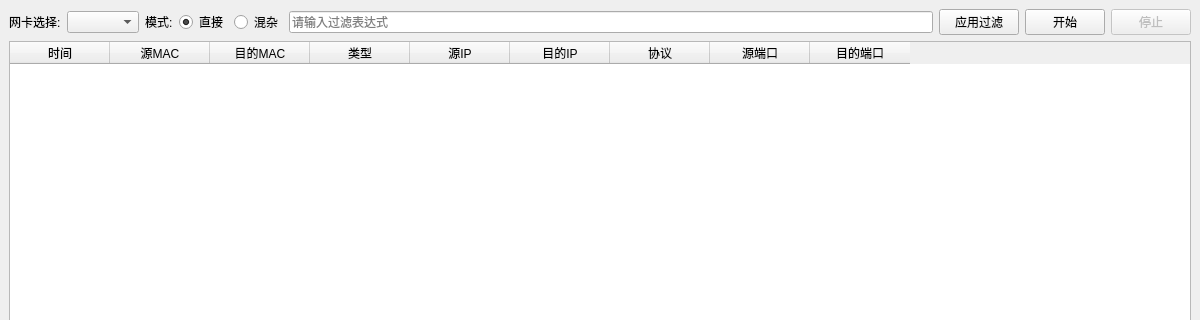
Old version of the form mainwindow.ui in the repository ZSXLCH/Capture; both pictures show x 0 to 1200 and y 0 to 320 of the 1200 by 800 pixel window.
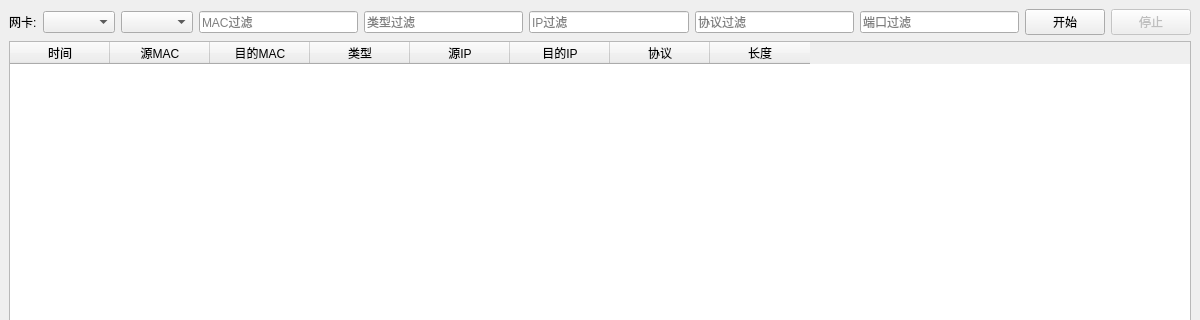
New version of the form.

Commit message: 修改mainwindow.ui文件，修复无法拖拽调整各区域大小的问题

```diff
--- a/mainwindow.ui
+++ b/mainwindow.ui
@@ -20,7 +20,7 @@
       <item>
        <widget class="QLabel" name="labelAdapter">
         <property name="text">
-         <string>网卡选择:</string>
+         <string>网卡:</string>
         </property>
        </widget>
       </item>
@@ -28,40 +28,40 @@
        <widget class="QComboBox" name="comboAdapter"/>
       </item>
       <item>
-       <widget class="QLabel" name="labelMode">
-        <property name="text">
-         <string>模式:</string>
+       <widget class="QComboBox" name="modeCombo"/>
+      </item>
+      <item>
+       <widget class="QLineEdit" name="macFilterEdit">
+        <property name="placeholderText">
+         <string>MAC过滤</string>
         </property>
        </widget>
       </item>
       <item>
-       <widget class="QRadioButton" name="radioDirect">
-        <property name="text">
-         <string>直接</string>
+       <widget class="QLineEdit" name="ethTypeFilterEdit">
+        <property name="placeholderText">
+         <string>类型过滤</string>
         </property>
-        <property name="checked">
-         <bool>true</bool>
-        </property>
        </widget>
       </item>
       <item>
-       <widget class="QRadioButton" name="radioPromiscuous">
-        <property name="text">
-         <string>混杂</string>
+       <widget class="QLineEdit" name="ipFilterEdit">
+        <property name="placeholderText">
+         <string>IP过滤</string>
         </property>
        </widget>
       </item>
       <item>
        <widget class="QLineEdit" name="editFilterExpr">
         <property name="placeholderText">
-         <string>请输入过滤表达式</string>
+         <string>协议过滤</string>
         </property>
        </widget>
       </item>
       <item>
-       <widget class="QPushButton" name="btnApplyFilter">
-        <property name="text">
-         <string>应用过滤</string>
+       <widget class="QLineEdit" name="portFilterEdit">
+        <property name="placeholderText">
+         <string>端口过滤</string>
         </property>
        </widget>
       </item>
@@ -127,12 +127,7 @@
        </column>
        <column>
         <property name="text">
-         <string>源端口</string>
-        </property>
-       </column>
-       <column>
-        <property name="text">
-         <string>目的端口</string>
+         <string>长度</string>
         </property>
        </column>
       </widget>
```
Left out of the diff: 52 changed lines with no effect on the pictures. The commit also changes 1 other file.
